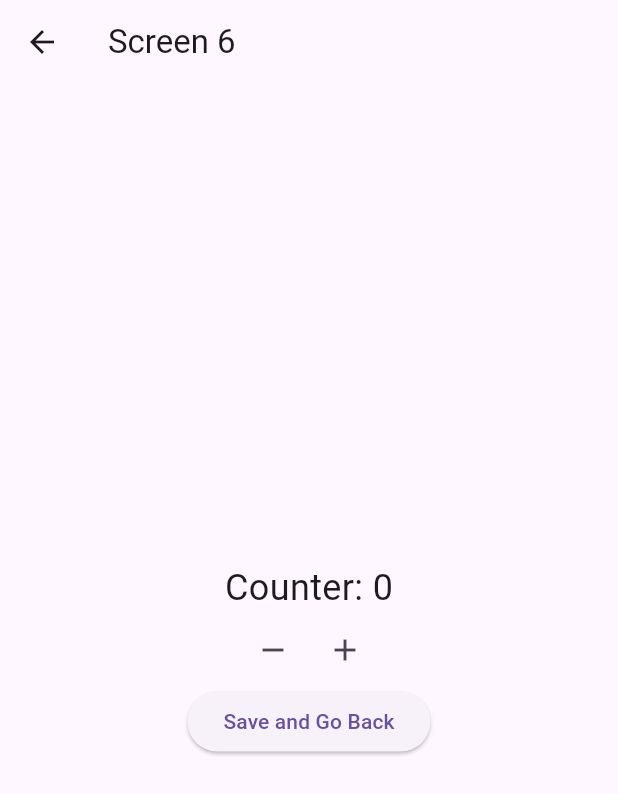
After one commit to Cold-November/Practice_Malyakin, a Flutter app: the NewScreen6 screen opened by its route, on a phone screen of 412 x 824 dp. The commit adds this screen. Shown: the top 794 px of the screen. Run offline on Flutter 3.47's test engine with Material 3 defaults, Android fonts, the phone set to English and light mode, and no system bars; our stand-ins replace bloc, cached_network_image, flutter_bloc, get_it.

Commit message:
Practice 10

```diff
--- /dev/null
+++ b/lib/counter_bloc.dart
@@ -0,0 +1,32 @@
+import 'package:bloc/bloc.dart';
+
+// Определение событий
+abstract class CounterEvent {}
+
+class Increment extends CounterEvent {}
+
+class Decrement extends CounterEvent {}
+
+// Определение состояний
+class CounterState {
+  final int counter;
+
+  CounterState(this.counter);
+}
+
+// BLoC для управления состоянием счетчика
+class CounterBloc extends Bloc<CounterEvent, CounterState> {
+  CounterBloc() : super(CounterState(0)) {
+    on<Increment>((event, emit) {
+      if (state.counter < 5) {
+        emit(CounterState(state.counter + 1));
+      }
+    });
+
+    on<Decrement>((event, emit) {
+      if (state.counter > 0) {
+        emit(CounterState(state.counter - 1));
+      }
+    });
+  }
+}
--- a/lib/main.dart
+++ b/lib/main.dart
@@ -1,6 +1,7 @@
 import 'package:flutter/material.dart';
 import 'package:cached_network_image/cached_network_image.dart';
 import 'package:get_it/get_it.dart';
+import 'new_screen_6.dart'; // Добавлено
 
 // Регистрация GetIt
 final getIt = GetIt.instance;
@@ -58,6 +59,7 @@ class MyApp extends StatelessWidget {
           '/screen3': (context) => const NewScreen3(),
           '/screen4': (context) => const NewScreen4(),
           '/screen5': (context) => const NewScreen5(),
+          '/screen6': (context) => const NewScreen6(), // Добавлено
         },
       ),
     );
@@ -83,6 +85,7 @@ class MyHomePage extends StatelessWidget {
           _buildListItem(context, 'Screen 3', '/screen3'),
           _buildListItem(context, 'Screen 4', '/screen4'),
           _buildListItem(context, 'Screen 5', '/screen5'),
+          _buildListItem(context, 'Screen 6', '/screen6'), // Добавлено
         ],
       ),
     );
--- /dev/null
+++ b/lib/new_screen_6.dart
@@ -0,0 +1,60 @@
+import 'package:flutter/material.dart';
+import 'package:flutter_bloc/flutter_bloc.dart';
+import 'counter_bloc.dart';
+import 'main.dart';  // Добавлено для доступа к AppState
+
+class NewScreen6 extends StatelessWidget {
+  const NewScreen6({Key? key}) : super(key: key);
+
+  @override
+  Widget build(BuildContext context) {
+    return BlocProvider(
+      create: (context) => CounterBloc(),
+      child: Scaffold(
+        appBar: AppBar(
+          title: const Text('Screen 6'),
+        ),
+        body: BlocBuilder<CounterBloc, CounterState>(
+          builder: (context, state) {
+            return Center(
+              child: Column(
+                mainAxisAlignment: MainAxisAlignment.center,
+                children: [
+                  Text(
+                    'Counter: ${state.counter}',
+                    style: const TextStyle(fontSize: 24),
+                  ),
+                  Row(
+                    mainAxisAlignment: MainAxisAlignment.center,
+                    children: [
+                      IconButton(
+                        icon: const Icon(Icons.remove),
+                        onPressed: () {
+                          context.read<CounterBloc>().add(Decrement());
+                        },
+                      ),
+                      IconButton(
+                        icon: const Icon(Icons.add),
+                        onPressed: () {
+                          context.read<CounterBloc>().add(Increment());
+                        },
+                      ),
+                    ],
+                  ),
+                  ElevatedButton(
+                    onPressed: () {
+                      final appState = getIt<AppState>();  // Обновлено
+                      appState.data = 'Counter Value: ${state.counter}';
+                      Navigator.pop(context);
+                    },
+                    child: const Text('Save and Go Back'),
+                  ),
+                ],
+              ),
+            );
+          },
+        ),
+      ),
+    );
+  }
+}
--- a/pubspec.yaml
+++ b/pubspec.yaml
@@ -37,7 +37,8 @@ dependencies:
   cupertino_icons: ^1.0.6
   cached_network_image: ^3.3.1
   get_it: ^7.2.0
-
+  flutter_bloc: ^8.0.1
+  bloc: ^8.0.0
 dev_dependencies:
   flutter_test:
     sdk: flutter
```
Also changed, not shown: pubspec.lock.
